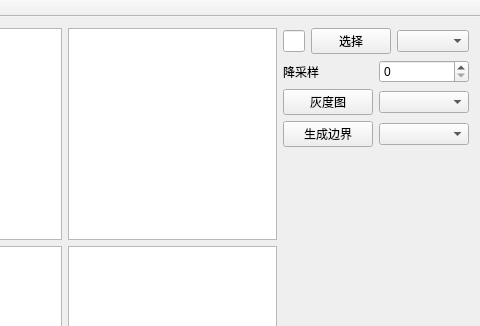
Qt form opencvDemo/OpenCVDemo.ui (swingwalker/opencvDemo) before a commit; both pictures show x 158 to 638 and y 0 to 326 of the 638 by 491 pixel window.
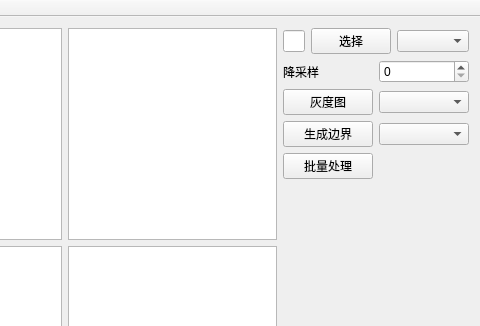
The same form after that commit.

Diff of the .ui file:
```diff
--- a/opencvDemo/OpenCVDemo.ui
+++ b/opencvDemo/OpenCVDemo.ui
@@ -60,7 +60,7 @@
         </property>
        </widget>
       </item>
-      <item row="4" column="0">
+      <item row="5" column="0">
        <spacer name="verticalSpacer">
         <property name="orientation">
          <enum>Qt::Vertical</enum>
@@ -93,6 +93,13 @@
         </item>
        </layout>
       </item>
+      <item row="4" column="0">
+       <widget class="QPushButton" name="pushButton_More">
+        <property name="text">
+         <string>批量处理</string>
+        </property>
+       </widget>
+      </item>
      </layout>
     </item>
    </layout>
```
